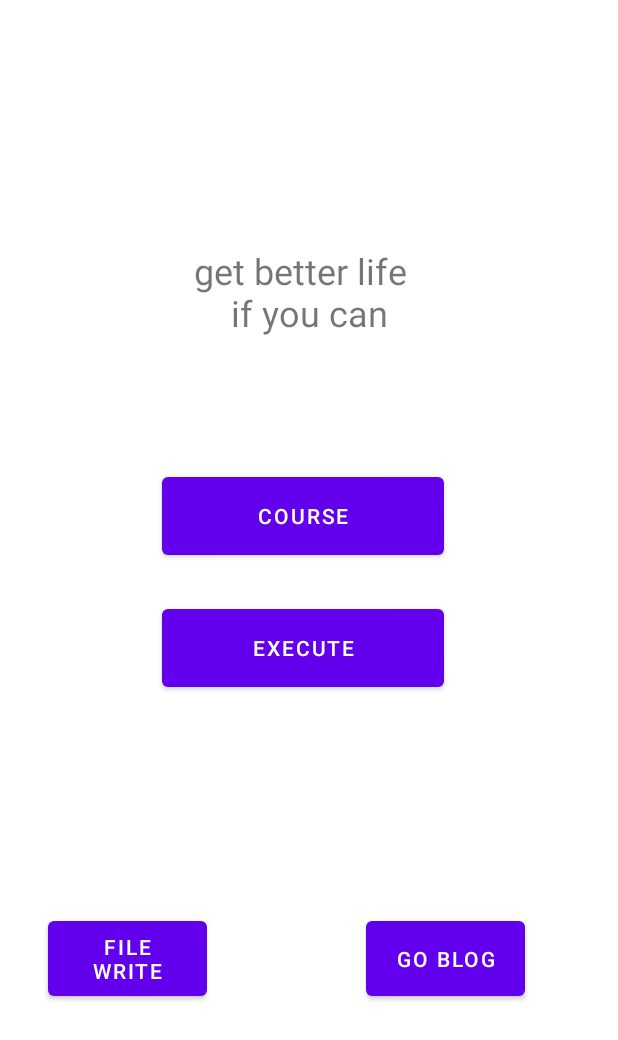
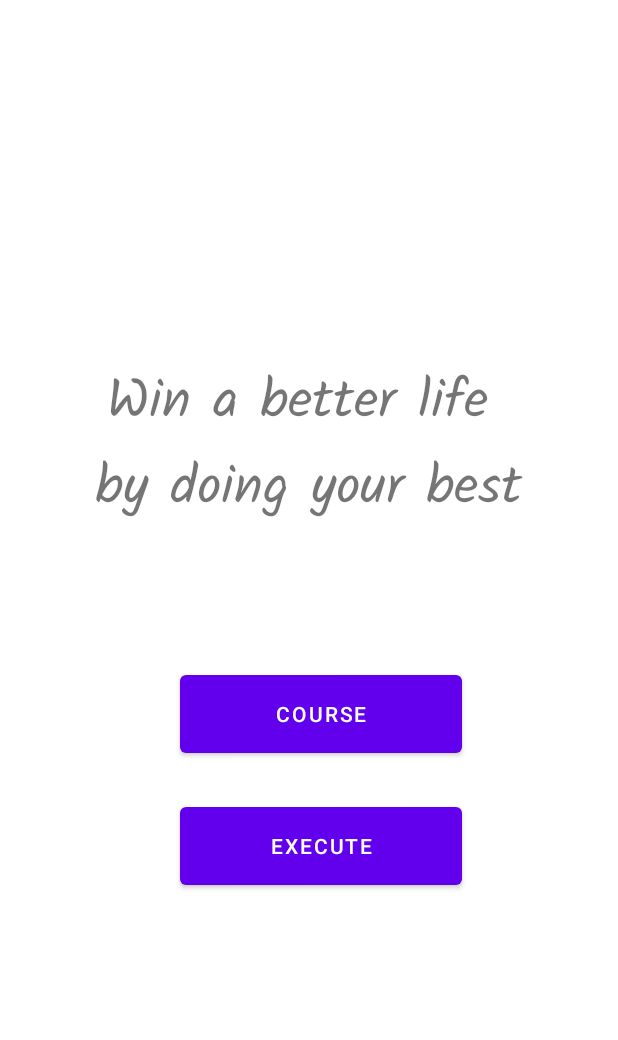
Before and after one commit to xe1230/Cheina, an Android app: the screen it shows after launch (MainActivity), on a phone screen of 412 x 824 dp. Shown: the top 1040 px of the screen. Run offline under Robolectric (Android 15) with nearby library versions, the phone set to English and light mode, and no system bars.

Commit message:
231228 Add font, Modify some UI

```diff
--- a/app/src/main/java/com/example/chelina/Act_execute.java
+++ b/app/src/main/java/com/example/chelina/Act_execute.java
@@ -269,7 +269,6 @@ public class Act_execute extends AppCompatActivity
             this.getWindow().getDecorView().clearFocus();
             m_bMemoClicked = false;
         }
-
     }
 
 
--- a/app/src/main/java/com/example/chelina/DataBase/CConfigulation.java
+++ b/app/src/main/java/com/example/chelina/DataBase/CConfigulation.java
@@ -76,6 +76,8 @@ public class CConfigulation extends Application
             Log.i("Dean IO exception)",e.getMessage());
             e.printStackTrace();
         }
+
+
     }
 
     private JSONObject CreateJson()
--- /dev/null
+++ b/app/src/main/res/font/fontstyle.xml
@@ -0,0 +1,8 @@
+<?xml version="1.0" encoding="utf-8"?>
+<font-family xmlns:android="http://schemas.android.com/apk/res/android">
+    <font
+        android:fontStyle="normal"
+        android:fontWeight="400"
+        android:font = "@font/kalam_regular"/>
+
+</font-family>
--- a/app/src/main/res/layout/activity_main.xml
+++ b/app/src/main/res/layout/activity_main.xml
@@ -11,8 +11,8 @@
         android:id="@+id/btn_openCourse"
         android:layout_width="188dp"
         android:layout_height="64dp"
-        android:layout_marginStart="108dp"
-        android:layout_marginTop="312dp"
+        android:layout_marginStart="120dp"
+        android:layout_marginTop="444dp"
         android:onClick="btn_openCourse_onClick"
         android:text="Course"
         app:layout_constraintStart_toStartOf="parent"
@@ -22,44 +22,23 @@
         android:id="@+id/btn_openExecute"
         android:layout_width="188dp"
         android:layout_height="64dp"
-        android:layout_marginStart="108dp"
-        android:layout_marginTop="400dp"
+        android:layout_marginStart="120dp"
+        android:layout_marginTop="532dp"
         android:onClick="btn_Excure_onClick"
         android:text="Execute"
         app:layout_constraintStart_toStartOf="parent"
         app:layout_constraintTop_toTopOf="parent" />
 
-    <Button
-        android:id="@+id/btn_FileWrite"
-        android:layout_width="106dp"
-        android:layout_height="62dp"
-        android:layout_marginStart="32dp"
-        android:layout_marginTop="608dp"
-        android:onClick="btn_FileWrite_onClick"
-        android:text="File Write"
-        app:layout_constraintStart_toStartOf="parent"
-        app:layout_constraintTop_toTopOf="parent" />
-
-    <Button
-        android:id="@+id/btn_Blog"
-        android:layout_width="106dp"
-        android:layout_height="62dp"
-        android:layout_marginStart="244dp"
-        android:layout_marginTop="608dp"
-        android:onClick="btn_Blog_onClick"
-        android:text="go Blog"
-        app:layout_constraintStart_toStartOf="parent"
-        app:layout_constraintTop_toTopOf="parent" />
-
     <TextView
         android:id="@+id/edit_moto"
-        android:layout_width="174dp"
-        android:layout_height="71dp"
-        android:layout_marginStart="116dp"
-        android:layout_marginTop="164dp"
-        android:text="get better life \n if you can"
+        android:layout_width="315dp"
+        android:layout_height="131dp"
+        android:layout_marginStart="48dp"
+        android:layout_marginTop="240dp"
+        android:fontFamily="@font/fontstyle"
+        android:text="Win a better life \nby doing your best"
         android:textAlignment="center"
-        android:textSize="24sp"
+        android:textSize="36sp"
         app:layout_constraintStart_toStartOf="parent"
         app:layout_constraintTop_toTopOf="parent" />
 </androidx.constraintlayout.widget.ConstraintLayout>
```
Also changed, not shown: app/src/main/java/com/example/chelina/Act_SelectionCourse.java (+4 -5 lines), app/src/main/java/com/example/chelina/MainActivity.java (+0 -61 lines), app/src/main/res/font/kalam_bold.ttf (added), app/src/main/res/font/kalam_light.ttf (added), app/src/main/res/font/kalam_regular.ttf (added).
